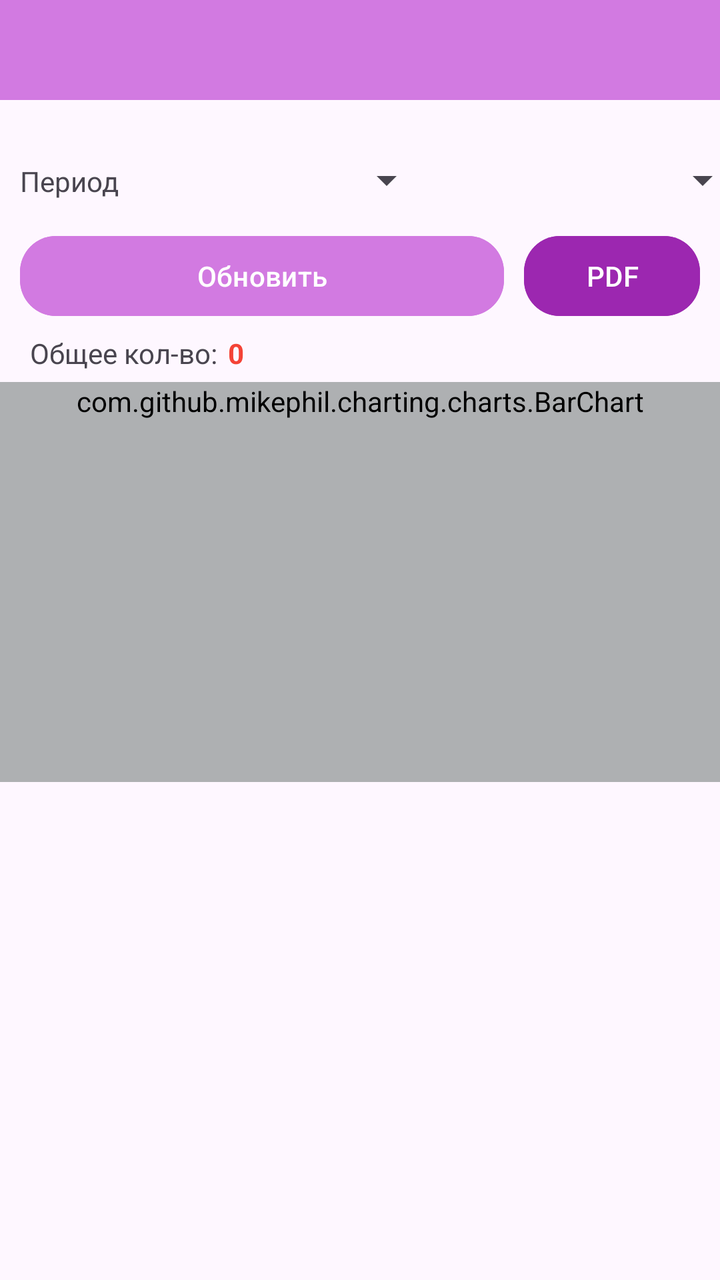
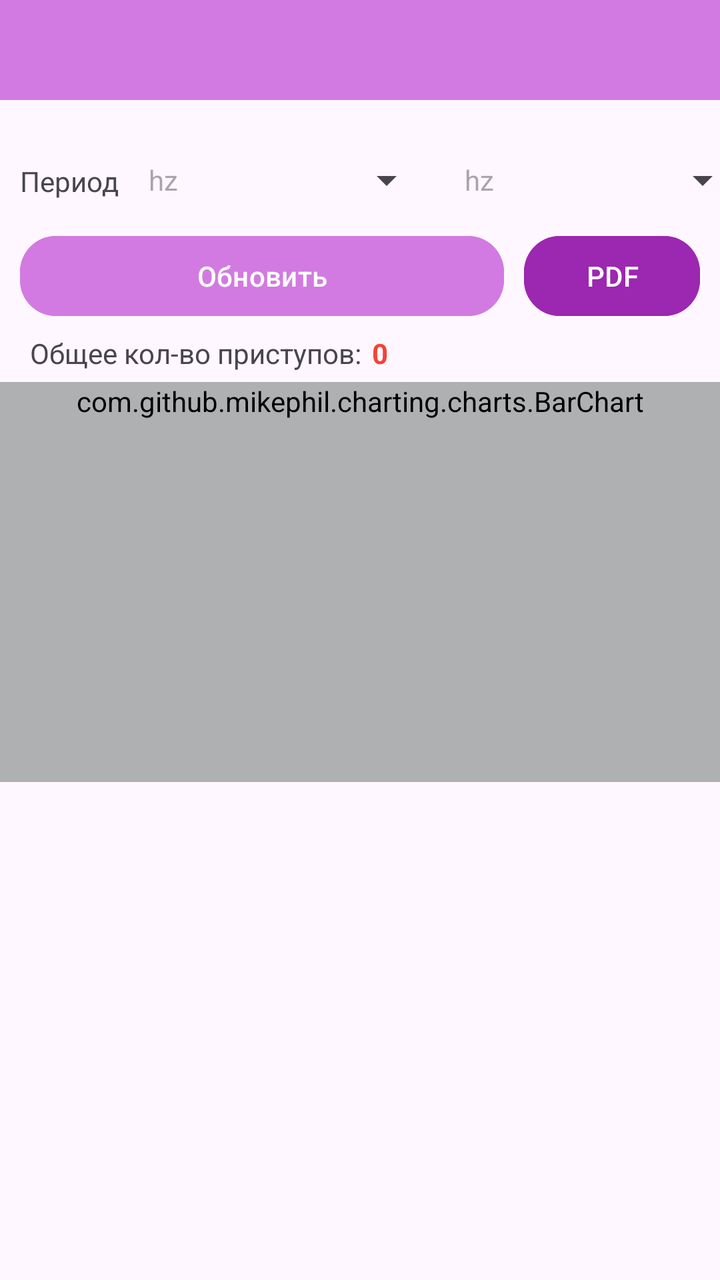

An Android layout rendered at two revisions. The XML below is the earlier revision; the diff shows what the commit changed to produce the second picture.
<!-- AndroidManifest.xml: application theme Theme.AppFond -->
<!-- res/layout/activity_history_episode.xml -->
<?xml version="1.0" encoding="utf-8"?>
<androidx.constraintlayout.widget.ConstraintLayout xmlns:android="http://schemas.android.com/apk/res/android"
    xmlns:app="http://schemas.android.com/apk/res-auto"
    xmlns:tools="http://schemas.android.com/tools"
    android:layout_width="match_parent"
    android:layout_height="match_parent"
    tools:context=".HistoryEpisodeActivity">

    <EditText
        android:id="@+id/fieldDatePerEnd"
        style="@style/Widget.AppCompat.Spinner"
        android:layout_width="143dp"
        android:layout_height="48dp"
        android:layout_marginStart="15dp"
        android:autofillHints=""
        android:editable="false"
        android:ems="10"
        android:enabled="true"
        android:hint="@string/res_some_unknown_field"
        android:minHeight="48dp"
        app:layout_constraintStart_toEndOf="@+id/fieldDatePerBeg"
        app:layout_constraintTop_toBottomOf="@+id/progressBarHistEp"
        tools:ignore="SpeakableTextPresentCheck" />

    <EditText
        android:id="@+id/fieldDatePerBeg"
        style="@style/Widget.AppCompat.Spinner"
        android:layout_width="143dp"
        android:layout_height="48dp"
        android:layout_marginStart="15dp"
        android:autofillHints=""
        android:editable="false"
        android:ems="10"
        android:enabled="true"
        android:hint="@string/res_some_unknown_field"
        android:minHeight="48dp"
        app:layout_constraintStart_toEndOf="@+id/textView11"
        app:layout_constraintTop_toBottomOf="@+id/progressBarHistEp"
        tools:ignore="SpeakableTextPresentCheck" />

    <Button
        android:id="@+id/buttonUpdateData"
        android:layout_width="0dp"
        android:layout_height="48dp"
        android:layout_marginStart="10dp"
        android:layout_marginEnd="10dp"
        android:backgroundTint="@color/fiol_bleed"
        android:text="Обновить"
        app:cornerRadius="18dp"
        app:iconSize="15dp"
        app:layout_constraintEnd_toStartOf="@+id/buttonToPDF"
        app:layout_constraintStart_toStartOf="parent"
        app:layout_constraintTop_toBottomOf="@+id/fieldDatePerEnd" />

    <androidx.appcompat.widget.Toolbar
        android:id="@+id/toolbarHistory"
        android:layout_width="0dp"
        android:layout_height="50dp"
        android:background="@color/fiol_bleed"
        android:minHeight="?attr/actionBarSize"
        android:theme="?attr/actionBarTheme"
        app:layout_constraintEnd_toEndOf="parent"
        app:layout_constraintStart_toStartOf="parent"
        app:layout_constraintTop_toTopOf="parent" />

    <ProgressBar
        android:id="@+id/progressBarHistEp"
        style="?android:attr/progressBarStyleHorizontal"
        android:layout_width="0dp"
        android:layout_height="wrap_content"
        android:indeterminate="true"
        android:visibility="invisible"
        app:layout_constraintEnd_toEndOf="parent"
        android:indeterminateTint="@color/fiol"
        app:layout_constraintStart_toStartOf="parent"
        app:layout_constraintTop_toBottomOf="@+id/toolbarHistory" />

    <com.github.mikephil.charting.charts.BarChart
        android:id="@+id/barChartEpi"
        android:layout_width="0dp"
        android:layout_height="wrap_content"
        android:layout_marginTop="5dp"
        android:background="@color/gray_light"
        android:backgroundTint="@color/gray_light"
        android:minHeight="200dp"
        android:scrollbars="horizontal"
        app:layout_constraintEnd_toEndOf="parent"
        app:layout_constraintHorizontal_bias="0.0"
        app:layout_constraintStart_toStartOf="parent"
        app:layout_constraintTop_toBottomOf="@+id/labelCountPeriod">


    </com.github.mikephil.charting.charts.BarChart>

    <androidx.recyclerview.widget.RecyclerView
        android:id="@+id/episode_list_view"
        android:layout_width="0dp"
        android:layout_height="0dp"
        android:layout_marginTop="10dp"
        app:layout_constraintBottom_toBottomOf="parent"
        app:layout_constraintEnd_toEndOf="parent"
        app:layout_constraintStart_toStartOf="parent"
        app:layout_constraintTop_toBottomOf="@+id/barChartEpi" />

    <TextView
        android:id="@+id/textView11"
        android:layout_width="wrap_content"
        android:layout_height="wrap_content"
        android:layout_marginStart="10dp"
        android:layout_marginTop="15dp"
        android:text="Период"
        app:layout_constraintStart_toStartOf="parent"
        app:layout_constraintTop_toBottomOf="@+id/progressBarHistEp" />

    <TextView
        android:id="@+id/textView16"
        android:layout_width="wrap_content"
        android:layout_height="wrap_content"
        android:layout_marginStart="15dp"
        android:layout_marginTop="5dp"
        android:text="Общее кол-во:"
        app:layout_constraintStart_toStartOf="parent"
        app:layout_constraintTop_toBottomOf="@+id/buttonUpdateData" />

    <TextView
        android:id="@+id/labelCountPeriod"
        android:layout_width="wrap_content"
        android:layout_height="wrap_content"
        android:layout_marginStart="5dp"
        android:layout_marginTop="5dp"
        android:text="0"
        android:textColor="@color/red"
        android:textStyle="bold"
        app:layout_constraintStart_toEndOf="@+id/textView16"
        app:layout_constraintTop_toBottomOf="@+id/buttonUpdateData" />

    <Button
        android:id="@+id/buttonToPDF"
        android:layout_width="wrap_content"
        android:layout_height="wrap_content"
        android:layout_marginEnd="10dp"
        android:backgroundTint="@color/fiol"
        android:text="PDF"
        app:cornerRadius="18dp"
        app:layout_constraintEnd_toEndOf="parent"
        app:layout_constraintTop_toBottomOf="@+id/fieldDatePerEnd" />
</androidx.constraintlayout.widget.ConstraintLayout>
<!-- resources referenced by this layout -->
<resources>
  <color name="fiol">#9C27B0</color>
  <color name="fiol_bleed">#D27AE1</color>
  <color name="gray_light">#AEB0B2</color>
  <color name="red">#F44336</color>
  <string name="res_some_unknown_field" />
  <style name="Theme.AppFond" parent="Theme.MaterialComponents.DayNight.NoActionBar">
          
          <item name="colorPrimary">@color/fiol</item>
          <item name="colorPrimaryVariant">@color/fiol</item>
          <item name="colorOnPrimary">@color/white</item>
          
          <item name="colorSecondary">@color/purple_400</item>
          <item name="colorSecondaryVariant">@color/purple_800</item>
          <item name="colorOnSecondary">@color/black</item>
          
          <item name="android:statusBarColor">?attr/colorPrimaryVariant</item>
          
      </style>
  <color name="white">#FFFFFFFF</color>
  <color name="black">#FF000000</color>
</resources>

<!-- the commit's change to res/layout/activity_history_episode.xml (unified diff, before → after) -->
@@ -45,7 +45,7 @@
         android:layout_marginStart="10dp"
         android:layout_marginEnd="10dp"
         android:backgroundTint="@color/fiol_bleed"
-        android:text="Обновить"
+        android:text="@string/textUpdate"
         app:cornerRadius="18dp"
         app:iconSize="15dp"
         app:layout_constraintEnd_toStartOf="@+id/buttonToPDF"
@@ -97,6 +97,7 @@
         android:layout_width="0dp"
         android:layout_height="0dp"
         android:layout_marginTop="10dp"
+        android:contentDescription="@string/textNullEpisode"
         app:layout_constraintBottom_toBottomOf="parent"
         app:layout_constraintEnd_toEndOf="parent"
         app:layout_constraintStart_toStartOf="parent"
@@ -108,7 +109,7 @@
         android:layout_height="wrap_content"
         android:layout_marginStart="10dp"
         android:layout_marginTop="15dp"
-        android:text="Период"
+        android:text="@string/textPeriod"
         app:layout_constraintStart_toStartOf="parent"
         app:layout_constraintTop_toBottomOf="@+id/progressBarHistEp" />
 
@@ -118,7 +119,7 @@
         android:layout_height="wrap_content"
         android:layout_marginStart="15dp"
         android:layout_marginTop="5dp"
-        android:text="Общее кол-во:"
+        android:text="@string/textAllCntEpisodes"
         app:layout_constraintStart_toStartOf="parent"
         app:layout_constraintTop_toBottomOf="@+id/buttonUpdateData" />
 
<!-- resource entries referenced after the edit -->
@@ -4,7 +4,11 @@
   <color name="fiol_bleed">#D27AE1</color>
   <color name="gray_light">#AEB0B2</color>
   <color name="red">#F44336</color>
-  <string name="res_some_unknown_field" />
+  <string name="res_some_unknown_field">hz</string>
+  <string name="textAllCntEpisodes">Общее кол-во приступов: </string>
+  <string name="textNullEpisode">Нет данных</string>
+  <string name="textPeriod">Период</string>
+  <string name="textUpdate">Обновить</string>
   <style name="Theme.AppFond" parent="Theme.MaterialComponents.DayNight.NoActionBar">
           
           <item name="colorPrimary">@color/fiol</item>
